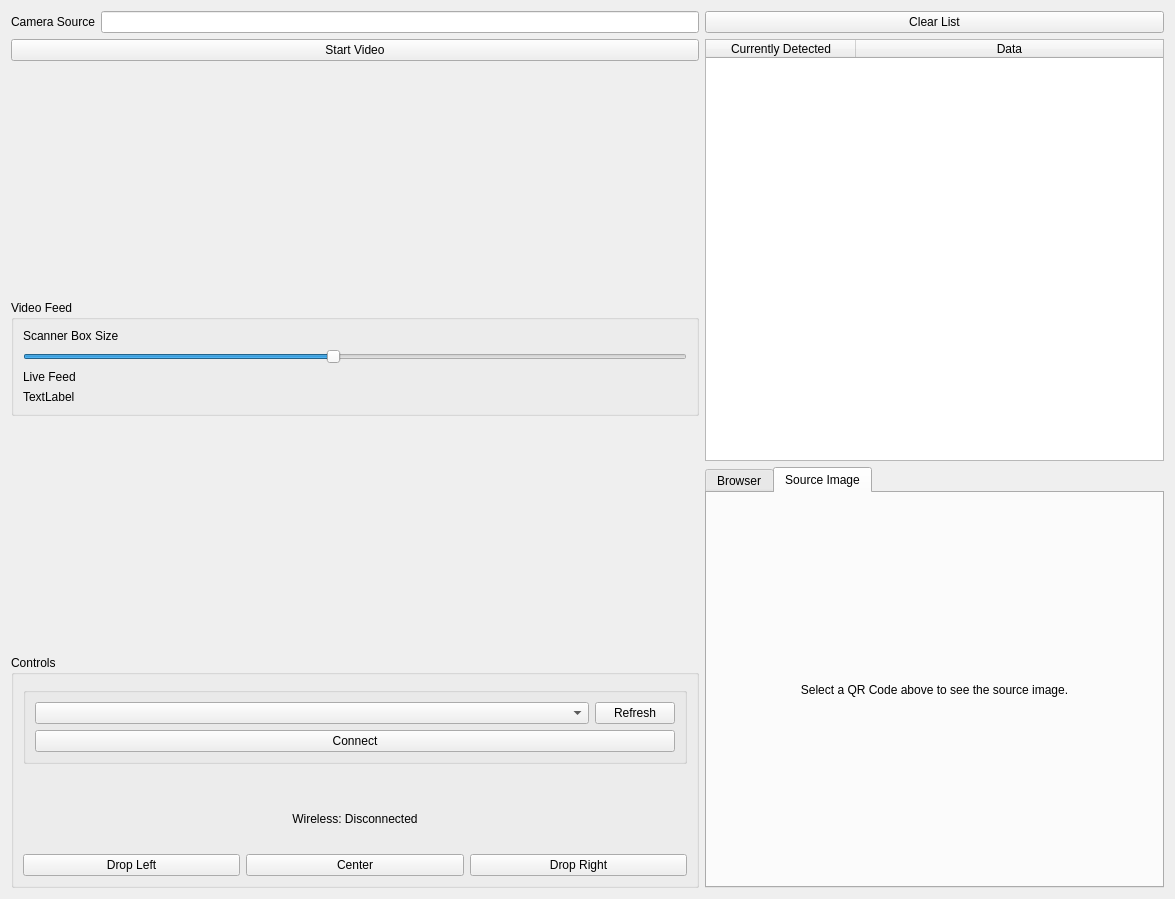
Qt form interface.ui (bwees/LSA_Challenge) before a commit.
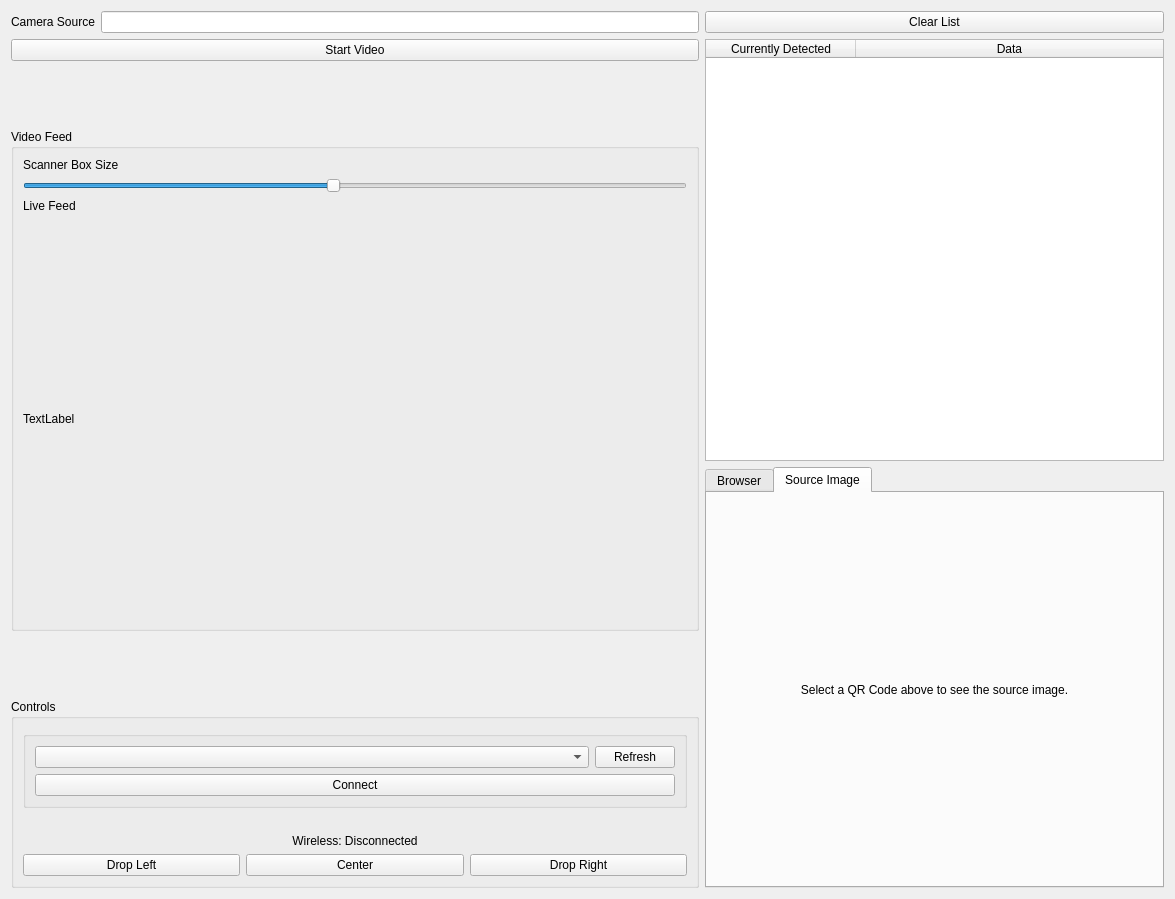
The same form after that commit. Icons and pictures are not drawn.

Commit message: try to fix video feed

```diff
--- a/interface.ui
+++ b/interface.ui
@@ -92,7 +92,7 @@
         <item>
          <widget class="QLabel" name="liveView">
           <property name="sizePolicy">
-           <sizepolicy hsizetype="Expanding" vsizetype="Fixed">
+           <sizepolicy hsizetype="Fixed" vsizetype="Fixed">
             <horstretch>0</horstretch>
             <verstretch>0</verstretch>
            </sizepolicy>
@@ -100,13 +100,13 @@
           <property name="minimumSize">
            <size>
             <width>0</width>
-            <height>0</height>
+            <height>400</height>
            </size>
           </property>
           <property name="maximumSize">
            <size>
             <width>16777215</width>
-            <height>16777215</height>
+            <height>400</height>
            </size>
           </property>
           <property name="baseSize">
```
Left out of the diff: 3 changed lines with no effect on the pictures.
